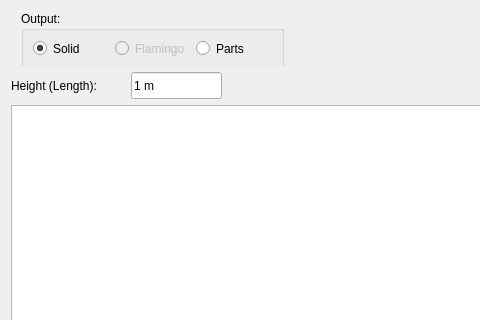
Before: the Qt Designer form ui/create-pipe.ui in rkrenzler/FreeCAD_Workbench_Starter, drawn with Qt 5; both pictures show x 0 to 480 and y 0 to 320 of the 614 by 666 pixel window.
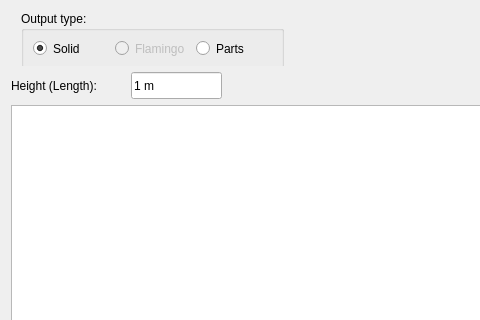
After: the same form once the commit is applied. Icons and pictures are not drawn.

Commit message: add Flamingo support to the pipe dialog

The edit to the form file:
```diff
--- a/ui/create-pipe.ui
+++ b/ui/create-pipe.ui
@@ -35,7 +35,7 @@
        </rect>
       </property>
       <property name="title">
-       <string>Output:</string>
+       <string>Output type:</string>
       </property>
       <layout class="QHBoxLayout" name="horizontalLayout">
        <item>
```
The commit also changes 3 other files.
